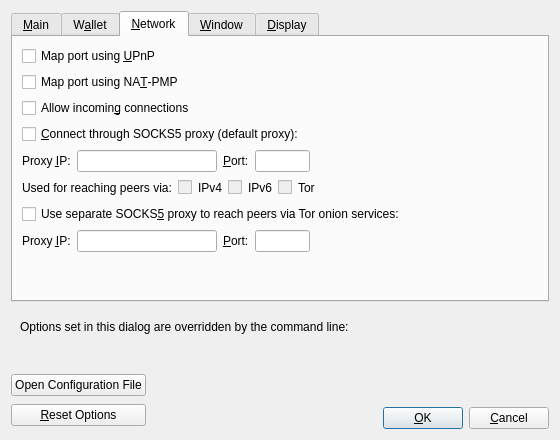
Before: the Qt Designer form src/qt/forms/optionsdialog.ui in BitgesellOfficial/bitgesell, drawn with Qt 5.
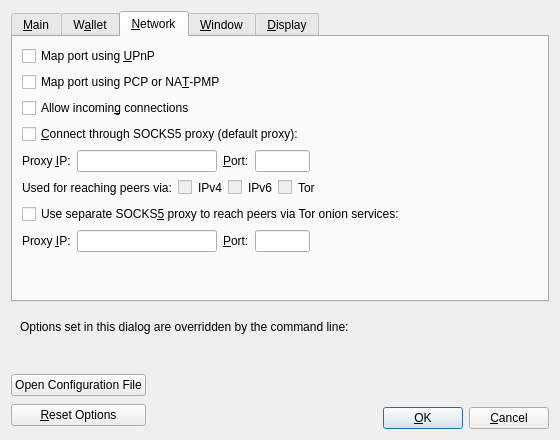
After: the same form once the commit is applied. The open tabs and pages were chosen to show the change. Custom widgets are drawn as their Qt base class.

Commit message:
qt: Changes for built-in PCP+NAT-PMP
Change option help, and remove conditionals.

The edit to the form file:
```diff
--- a/src/qt/forms/optionsdialog.ui
+++ b/src/qt/forms/optionsdialog.ui
@@ -331,7 +331,7 @@
           <string>Automatically open the Bitgesell client port on the router. This only works when your router supports NAT-PMP and it is enabled. The external port could be random.</string>
          </property>
          <property name="text">
-          <string>Map port using NA&amp;T-PMP</string>
+          <string>Map port using PCP or NA&amp;T-PMP</string>
          </property>
         </widget>
        </item>
```
Left out of the diff: 2 changed lines with no effect on the pictures. The commit also changes 2 other files.
